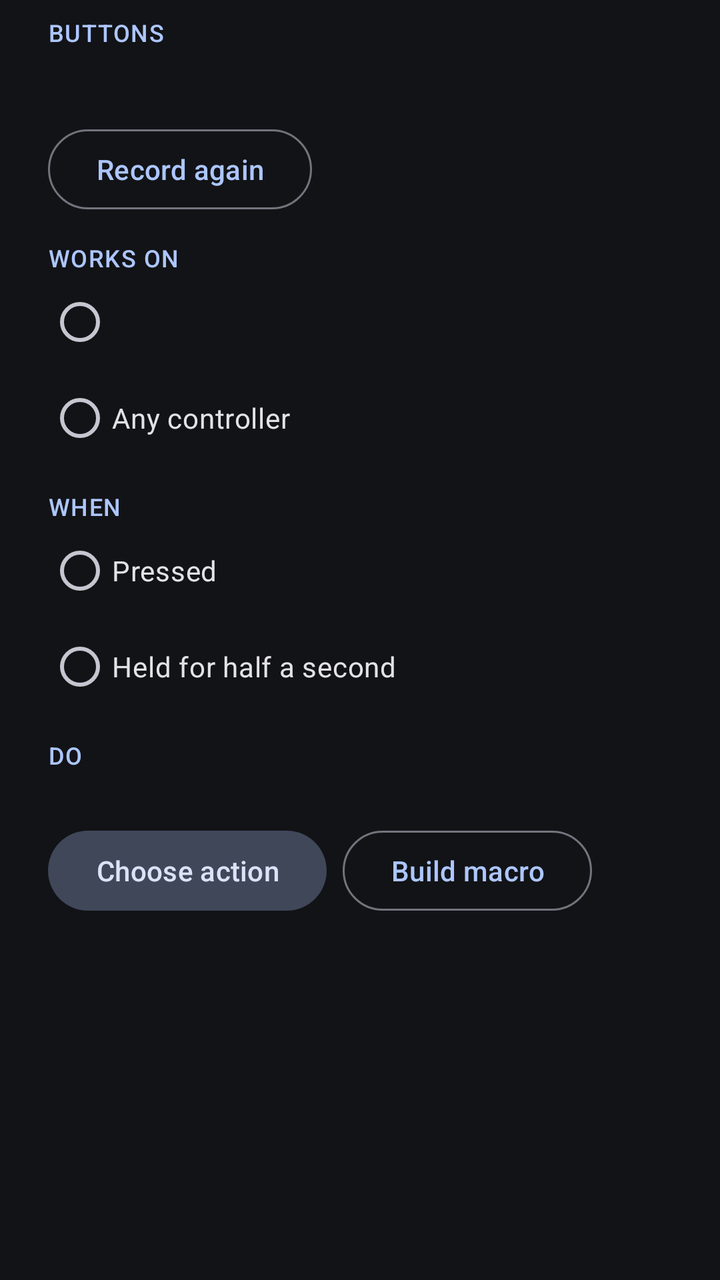
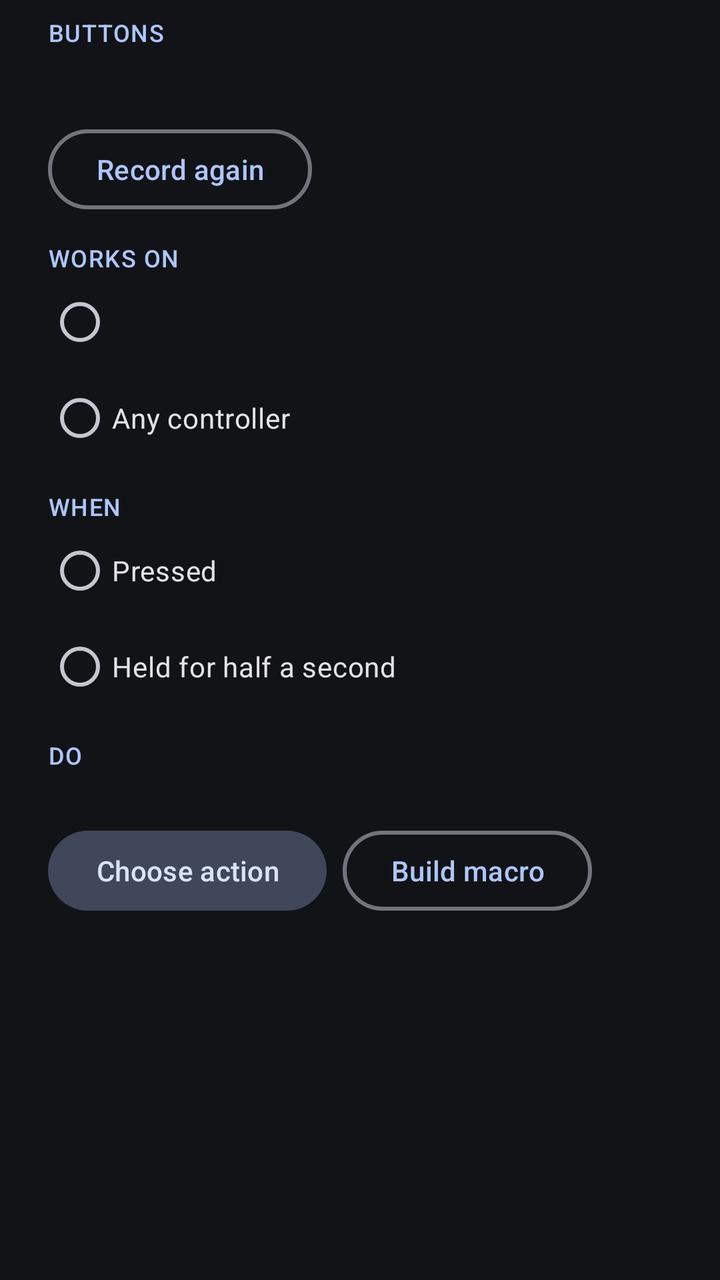

Two renders of the same Android screen: before a commit and after it. Below are the layout's source before the change and the commit's diff.
<!-- AndroidManifest.xml: application theme Theme.DockPad -->
<!-- res/layout/dialog_shortcut.xml -->
<?xml version="1.0" encoding="utf-8"?>
<ScrollView xmlns:android="http://schemas.android.com/apk/res/android"
    android:layout_width="match_parent"
    android:layout_height="wrap_content">

    <LinearLayout
        android:layout_width="match_parent"
        android:layout_height="wrap_content"
        android:orientation="vertical"
        android:paddingStart="24dp"
        android:paddingEnd="24dp"
        android:paddingTop="8dp">

        <TextView
            android:layout_width="wrap_content"
            android:layout_height="wrap_content"
            android:text="BUTTONS"
            android:textAppearance="?attr/textAppearanceLabelMedium"
            android:textColor="?attr/colorPrimary" />

        <TextView
            android:id="@+id/trigger_text"
            android:layout_width="wrap_content"
            android:layout_height="wrap_content"
            android:layout_marginTop="4dp"
            android:textAppearance="?attr/textAppearanceHeadlineSmall" />

        <com.google.android.material.button.MaterialButton
            android:id="@+id/rerecord"
            style="?attr/materialButtonOutlinedStyle"
            android:layout_width="wrap_content"
            android:layout_height="wrap_content"
            android:text="Record again" />

        <TextView
            android:layout_width="wrap_content"
            android:layout_height="wrap_content"
            android:layout_marginTop="12dp"
            android:text="WORKS ON"
            android:textAppearance="?attr/textAppearanceLabelMedium"
            android:textColor="?attr/colorPrimary" />

        <RadioGroup
            android:id="@+id/scope_group"
            android:layout_width="match_parent"
            android:layout_height="wrap_content">

            <RadioButton
                android:id="@+id/scope_device"
                android:layout_width="match_parent"
                android:layout_height="wrap_content" />

            <RadioButton
                android:id="@+id/scope_any"
                android:layout_width="match_parent"
                android:layout_height="wrap_content"
                android:text="Any controller" />
        </RadioGroup>

        <TextView
            android:layout_width="wrap_content"
            android:layout_height="wrap_content"
            android:layout_marginTop="12dp"
            android:text="WHEN"
            android:textAppearance="?attr/textAppearanceLabelMedium"
            android:textColor="?attr/colorPrimary" />

        <RadioGroup
            android:id="@+id/when_group"
            android:layout_width="match_parent"
            android:layout_height="wrap_content">

            <RadioButton
                android:id="@+id/when_press"
                android:layout_width="match_parent"
                android:layout_height="wrap_content"
                android:text="Pressed" />

            <RadioButton
                android:id="@+id/when_hold"
                android:layout_width="match_parent"
                android:layout_height="wrap_content"
                android:text="Held for half a second" />
        </RadioGroup>

        <TextView
            android:layout_width="wrap_content"
            android:layout_height="wrap_content"
            android:layout_marginTop="12dp"
            android:text="DO"
            android:textAppearance="?attr/textAppearanceLabelMedium"
            android:textColor="?attr/colorPrimary" />

        <TextView
            android:id="@+id/action_text"
            android:layout_width="wrap_content"
            android:layout_height="wrap_content"
            android:layout_marginTop="4dp"
            android:textAppearance="?attr/textAppearanceTitleMedium" />

        <LinearLayout
            android:layout_width="match_parent"
            android:layout_height="wrap_content"
            android:orientation="horizontal">

            <com.google.android.material.button.MaterialButton
                android:id="@+id/choose_action"
                style="@style/Widget.Material3.Button.TonalButton"
                android:layout_width="wrap_content"
                android:layout_height="wrap_content"
                android:layout_marginEnd="8dp"
                android:text="Choose action" />

            <com.google.android.material.button.MaterialButton
                android:id="@+id/build_macro"
                style="?attr/materialButtonOutlinedStyle"
                android:layout_width="wrap_content"
                android:layout_height="wrap_content"
                android:text="Build macro" />
        </LinearLayout>

        <TextView
            android:id="@+id/hint_text"
            android:layout_width="wrap_content"
            android:layout_height="wrap_content"
            android:layout_marginTop="8dp"
            android:textAppearance="?attr/textAppearanceBodySmall"
            android:textColor="?attr/colorOnSurfaceVariant" />
    </LinearLayout>
</ScrollView>
<!-- resources referenced by this layout -->
<resources>
  <style name="Theme.DockPad" parent="Theme.Material3.DynamicColors.Dark.NoActionBar">
          <item name="android:statusBarColor">@android:color/transparent</item>
          <item name="android:navigationBarColor">@android:color/transparent</item>
      </style>
</resources>

<!-- the commit's change to res/layout/dialog_shortcut.xml (unified diff, before → after) -->
@@ -105,7 +105,7 @@
 
             <com.google.android.material.button.MaterialButton
                 android:id="@+id/choose_action"
-                style="@style/Widget.Material3.Button.TonalButton"
+                style="@style/DockPad.Button.Tonal"
                 android:layout_width="wrap_content"
                 android:layout_height="wrap_content"
                 android:layout_marginEnd="8dp"
<!-- resource entries referenced after the edit -->
@@ -1,8 +1,34 @@
 <!-- resources referenced by this layout -->
 <resources>
+  <style name="DockPad.Button.Tonal" parent="Widget.Material3.Button.TonalButton">
+          <item name="strokeColor">@color/focus_stroke</item>
+          <item name="strokeWidth">3dp</item>
+      </style>
   <style name="Theme.DockPad" parent="Theme.Material3.DynamicColors.Dark.NoActionBar">
           <item name="android:statusBarColor">@android:color/transparent</item>
           <item name="android:navigationBarColor">@android:color/transparent</item>
+          <item name="materialButtonStyle">@style/DockPad.Button</item>
+          <item name="materialButtonOutlinedStyle">@style/DockPad.Button.Outlined</item>
+          <item name="materialAlertDialogTheme">@style/DockPad.Dialog</item>
+      </style>
+  <style name="DockPad.Button" parent="Widget.Material3.Button">
+          <item name="strokeColor">@color/focus_stroke</item>
+          <item name="strokeWidth">3dp</item>
+      </style>
+  <style name="DockPad.Button.Outlined" parent="Widget.Material3.Button.OutlinedButton">
+          <item name="strokeColor">@color/focus_stroke_outline</item>
+          <item name="strokeWidth">2dp</item>
+      </style>
+  <style name="DockPad.Dialog" parent="ThemeOverlay.Material3.MaterialAlertDialog">
+          <item name="buttonBarPositiveButtonStyle">@style/DockPad.Button.Text</item>
+          <item name="buttonBarNegativeButtonStyle">@style/DockPad.Button.Text</item>
+          <item name="buttonBarNeutralButtonStyle">@style/DockPad.Button.Text</item>
+          <item name="materialButtonStyle">@style/DockPad.Button</item>
+          <item name="materialButtonOutlinedStyle">@style/DockPad.Button.Outlined</item>
+      </style>
+  <style name="DockPad.Button.Text" parent="Widget.Material3.Button.TextButton">
+          <item name="strokeColor">@color/focus_stroke</item>
+          <item name="strokeWidth">3dp</item>
       </style>
 </resources>
 
